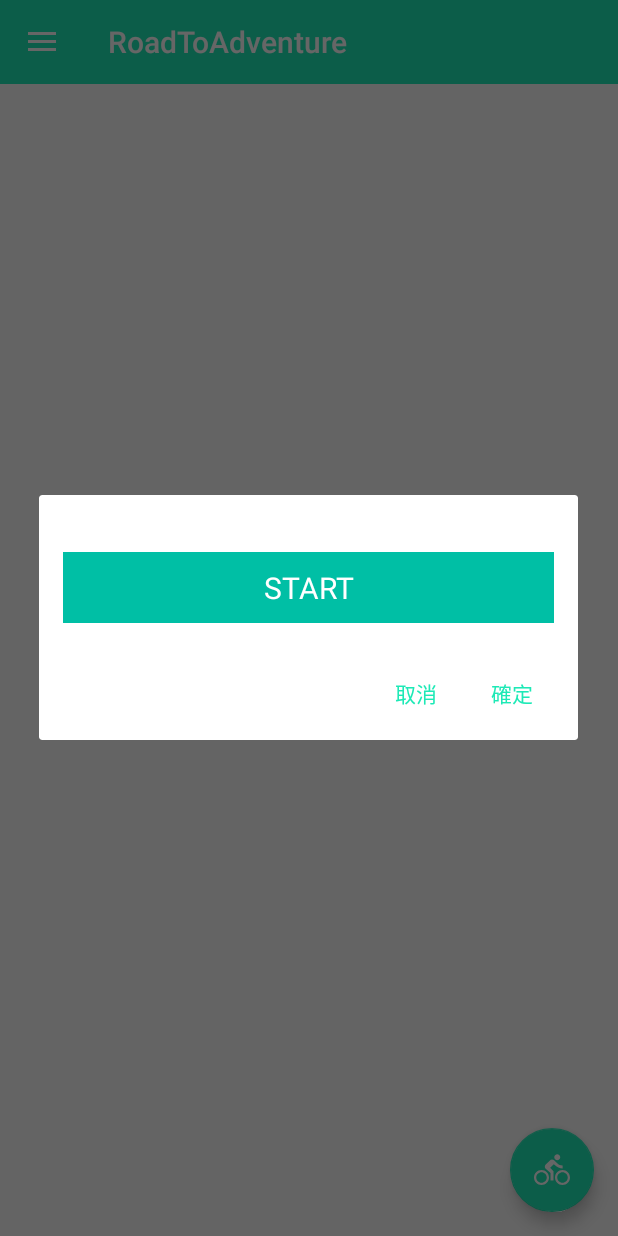
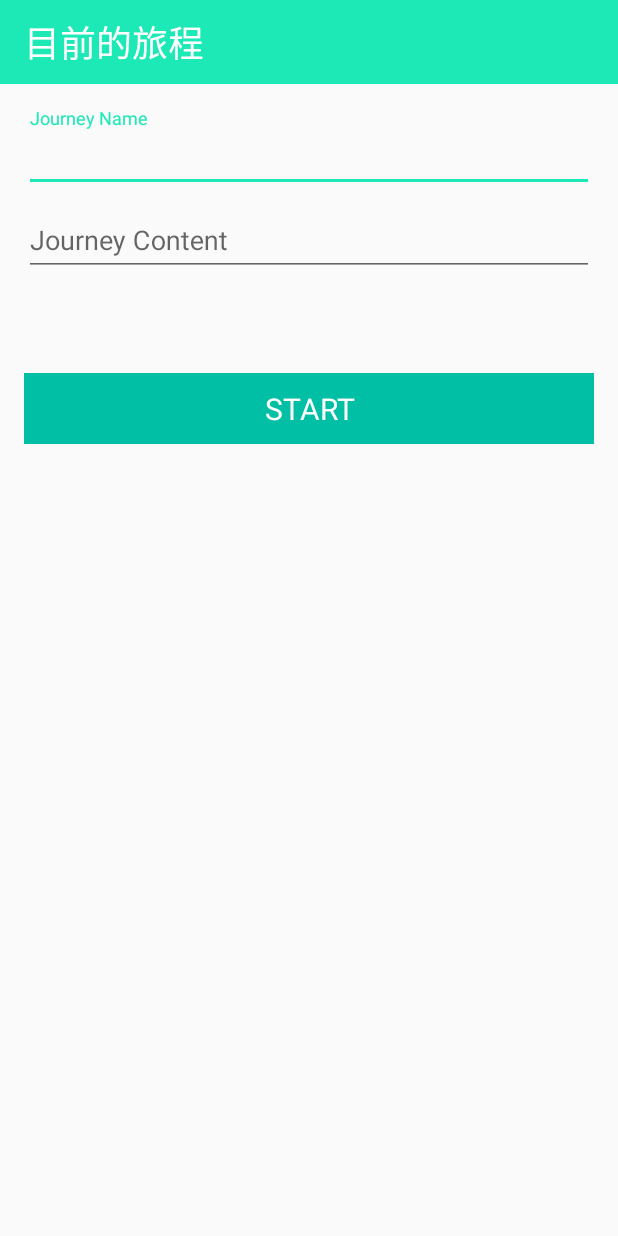
Before and after one commit to n1056722/Android-RoadToAdventure, an Android app: the MainActivity screen opened directly, with no data from a screen before it, after a tap on an icon or button, on a phone screen of 412 x 824 dp. Run offline under Robolectric (Android 15) with nearby library versions, the phone set to English and light mode, and no system bars; libraries missing offline, so code that uses them is left out: yalantis.com.sidemenu; plain views replace RevealFrameLayout; 2 statements that could not run were skipped.

Commit message:
add journey status , record

```diff
--- a/app/build.gradle
+++ b/app/build.gradle
@@ -33,5 +33,4 @@ dependencies {
     compile 'com.github.PhilJay:MPAndroidChart:v3.0.1'
     compile 'com.github.yalantis:Side-Menu.Android:1.0.1'
     compile 'com.github.ozodrukh:CircularReveal:1.0.4'
-    compile 'com.android.support.constraint:constraint-layout:1.0.1'
 }
--- a/app/src/main/AndroidManifest.xml
+++ b/app/src/main/AndroidManifest.xml
@@ -34,7 +34,8 @@
         <activity android:name=".activity.SelectDistanceMapActivity" />
         <activity android:name=".activity.MainActivity" />
         <activity android:name=".activity.LoginActivity" />
-        <activity android:name=".activity.JourneyListActivity"></activity>
+        <activity android:name=".activity.JourneyListActivity" />
+        <activity android:name=".activity.JourneyStatusActivity"></activity>
     </application>
 
 </manifest>
--- /dev/null
+++ b/app/src/main/java/ya/haojun/roadtoadventure/activity/JourneyStatusActivity.java
@@ -0,0 +1,124 @@
+package ya.haojun.roadtoadventure.activity;
+
+import android.os.Handler;
+import android.os.Message;
+import android.support.v7.app.AppCompatActivity;
+import android.os.Bundle;
+import android.view.View;
+import android.widget.EditText;
+import android.widget.TextView;
+
+import ya.haojun.roadtoadventure.R;
+import ya.haojun.roadtoadventure.helper.TimeHelper;
+import ya.haojun.roadtoadventure.model.JourneyModel;
+import ya.haojun.roadtoadventure.sqlite.DAOJourney;
+
+public class JourneyStatusActivity extends CommonActivity implements View.OnClickListener {
+
+    // ui
+    private EditText et_name, et_content;
+    private TextView tv_time, tv_start_stop;
+
+    @Override
+    protected void onCreate(Bundle savedInstanceState) {
+        super.onCreate(savedInstanceState);
+        setContentView(R.layout.activity_journey_status);
+        // ui reference
+        et_name = (EditText) findViewById(R.id.et_journey_status_name);
+        et_content = (EditText) findViewById(R.id.et_journey_status_content);
+        tv_time = (TextView) findViewById(R.id.tv_journey_status_time);
+        tv_start_stop = (TextView) findViewById(R.id.tv_journey_status_start_stop);
+        // listener
+        tv_start_stop.setOnClickListener(this);
+        // init
+        init();
+    }
+
+    private void init() {
+        if (isRunning()) {
+            // set text
+            DAOJourney daoJourney = new DAOJourney(this);
+            JourneyModel jm = daoJourney.getLast();
+            tv_start_stop.setText("STOP");
+            et_name.setText(jm.getJourneyName());
+            et_content.setText(jm.getJourneyContent());
+            // refresh time
+            startRefresh();
+            Message msg = new Message();
+            msg.obj = jm.getStartTime();
+            handler.sendMessage(msg);
+        }
+    }
+
+    private boolean isRunning() {
+        DAOJourney daoJourney = new DAOJourney(this);
+        return daoJourney.getCount() != 0 && daoJourney.getLast().getStopTime().isEmpty();
+    }
+
+    private static final int UPDATE_TIME = 1000;
+    private boolean refreshing;
+
+    private Handler handler = new Handler() {
+        @Override
+        public void handleMessage(Message msg) {
+            super.handleMessage(msg);
+            String startTime = (String) msg.obj;
+            tv_time.setText(TimeHelper.gap(startTime, TimeHelper.now()));
+            if (refreshing) {
+                Message msg_new = new Message();
+                msg_new.obj = startTime;
+                handler.sendMessageDelayed(msg_new, UPDATE_TIME);
+            }
+
+        }
+    };
+
+    private void startRefresh() {
+        refreshing = true;
+    }
+
+    private void stopRefresh() {
+        refreshing = false;
+    }
+
+    @Override
+    public void onClick(View v) {
+        switch (v.getId()) {
+            case R.id.tv_journey_status_start_stop:
+                if (isRunning()) {
+                    // stop refresh
+                    stopRefresh();
+                    // update model
+                    DAOJourney daoJourney = new DAOJourney(this);
+                    JourneyModel jm = daoJourney.getLast();
+                    jm.setStopTime(TimeHelper.now());
+                    if (daoJourney.update(jm)) {
+                        openActivity(JourneyListActivity.class);
+                        finish();
+                    }
+                } else {
+                    String name = et_name.getText().toString();
+                    String content = et_name.getText().toString();
+                    if (name.isEmpty() || content.isEmpty()) return;
+                    // create model
+                    JourneyModel jm = new JourneyModel();
+                    jm.setJourneyName(name);
+                    jm.setJourneyContent(content);
+                    jm.setStartTime(TimeHelper.now());
+                    jm.setStopTime("");
+                    // insert
+                    if (new DAOJourney(this).insert(jm)) {
+                        et_name.setEnabled(false);
+                        et_content.setEnabled(false);
+                        // refresh view
+                        refreshing = true;
+                        Message msg = new Message();
+                        msg.obj = jm.getStartTime();
+                        handler.sendMessage(msg);
+                    }
+                }
+
+                break;
+        }
+    }
+}
--- a/app/src/main/java/ya/haojun/roadtoadventure/activity/MainActivity.java
+++ b/app/src/main/java/ya/haojun/roadtoadventure/activity/MainActivity.java
@@ -130,12 +130,19 @@ public class MainActivity extends CommonActivity implements ViewAnimator.ViewAni
             case MenuItem.CLOSE:
                 break;
             case MenuItem.PERSONAL:
-                final String[] items = {"選一段路程"};
+                final String[] items = {"選一段路程", "我的路程紀錄"};
                 new AlertDialog.Builder(this)
                         .setItems(items, new DialogInterface.OnClickListener() {
                             @Override
                             public void onClick(DialogInterface dialog, int which) {
-                                openActivityForResult(SelectDistanceMapActivity.class, REQUEST_SELECT_DISTANCE);
+                                switch (which) {
+                                    case 0:
+                                        openActivityForResult(SelectDistanceMapActivity.class, REQUEST_SELECT_DISTANCE);
+                                        break;
+                                    case 1:
+                                        openActivity(JourneyListActivity.class);
+                                        break;
+                                }
                             }
                         })
                         .show();
--- a/app/src/main/java/ya/haojun/roadtoadventure/adapter/JourneyListAdapter.java
+++ b/app/src/main/java/ya/haojun/roadtoadventure/adapter/JourneyListAdapter.java
@@ -49,16 +49,22 @@ public class JourneyListAdapter extends CommonBaseAdapter {
         }
         final JourneyModel item = (JourneyModel) getItem(position);
         // set text
+        tag.name.setText(item.getJourneyName());
+        tag.content.setText(item.getJourneyContent());
         tag.startTime.setText(item.getStartTime());
         tag.stopTime.setText(item.getStopTime());
         return v;
     }
 
     private class ViewHolder {
+        TextView name;
+        TextView content;
         TextView startTime;
         TextView stopTime;
 
         ViewHolder(View v) {
+            name = (TextView) v.findViewById(R.id.tv_item_list_journey_name);
+            content = (TextView) v.findViewById(R.id.tv_item_list_journey_content);
             startTime = (TextView) v.findViewById(R.id.tv_item_list_journey_start_time);
             stopTime = (TextView) v.findViewById(R.id.tv_item_list_journey_stop_time);
         }
--- a/app/src/main/java/ya/haojun/roadtoadventure/fragment/MainFragment.java
+++ b/app/src/main/java/ya/haojun/roadtoadventure/fragment/MainFragment.java
@@ -32,6 +32,7 @@ import retrofit2.Callback;
 import retrofit2.Response;
 import ya.haojun.roadtoadventure.R;
 import ya.haojun.roadtoadventure.activity.JourneyListActivity;
+import ya.haojun.roadtoadventure.activity.JourneyStatusActivity;
 import ya.haojun.roadtoadventure.api.GoogleMapService;
 import ya.haojun.roadtoadventure.helper.GoogleMapHelper;
 import ya.haojun.roadtoadventure.helper.TimeHelper;
@@ -223,39 +224,40 @@ public class MainFragment extends CommonFragment implements OnMapReadyCallback,
     public void onClick(View v) {
         switch (v.getId()) {
             case R.id.fab_main_bike:
-                View view = getActivity().getLayoutInflater().inflate(R.layout.dialog_main_bike, null);
-                TextView tv_information = (TextView) view.findViewById(R.id.tv_dialog_main_bike_information);
-                TextView tv_start_stop = (TextView) view.findViewById(R.id.tv_dialog_main_bike_start_stop);
-                // show information
-                if (checkStart()) {
-                    tv_start_stop.setText("START");
-                } else {
-                    tv_start_stop.setText("STOP");
-                    JourneyModel jm = new DAOJourney(getMyActivity()).getLast();
-                    StringBuilder sb = new StringBuilder();
-                    sb.append("StartTime : ").append(jm.getStartTime()).append("\n");
-                    sb.append("StopTime : ").append(jm.getStopTime()).append("\n");
-                    int count = new DAOLocationRecord(getMyActivity()).getCount(jm.getStartTime(), TimeHelper.now());
-                    sb.append("Count : ").append(count);
-                    tv_information.setText(sb);
-                }
-                // listener
-                tv_start_stop.setOnClickListener(new View.OnClickListener() {
-                    @Override
-                    public void onClick(View v) {
-                        String time = TimeHelper.now();
-                        if (checkStart()) { // do start
-                            new DAOJourney(getMyActivity()).insert(new JourneyModel(time, ""));
-                        } else { // do stop
-                            JourneyModel jm = new DAOJourney(getMyActivity()).getLast();
-                            jm.setStopTime(time);
-                            new DAOJourney(getMyActivity()).update(jm);
-                            openActivity(JourneyListActivity.class);
-                        }
-                        ad.dismiss();
-                    }
-                });
-                ad = alertWithView(view, null, null);
+//                View view = getActivity().getLayoutInflater().inflate(R.layout.dialog_main_bike, null);
+//                TextView tv_information = (TextView) view.findViewById(R.id.tv_dialog_main_bike_information);
+//                TextView tv_start_stop = (TextView) view.findViewById(R.id.tv_dialog_main_bike_start_stop);
+//                // show information
+//                if (checkStart()) {
+//                    tv_start_stop.setText("START");
+//                } else {
+//                    tv_start_stop.setText("STOP");
+//                    JourneyModel jm = new DAOJourney(getMyActivity()).getLast();
+//                    StringBuilder sb = new StringBuilder();
+//                    sb.append("StartTime : ").append(jm.getStartTime()).append("\n");
+//                    sb.append("StopTime : ").append(jm.getStopTime()).append("\n");
+//                    int count = new DAOLocationRecord(getMyActivity()).getCount(jm.getStartTime(), TimeHelper.now());
+//                    sb.append("Count : ").append(count);
+//                    tv_information.setText(sb);
+//                }
+//                // listener
+//                tv_start_stop.setOnClickListener(new View.OnClickListener() {
+//                    @Override
+//                    public void onClick(View v) {
+//                        String time = TimeHelper.now();
+//                        if (checkStart()) { // do start
+//                            new DAOJourney(getMyActivity()).insert(new JourneyModel(time, ""));
+//                        } else { // do stop
+//                            JourneyModel jm = new DAOJourney(getMyActivity()).getLast();
+//                            jm.setStopTime(time);
+//                            new DAOJourney(getMyActivity()).update(jm);
+//                            openActivity(JourneyListActivity.class);
+//                        }
+//                        ad.dismiss();
+//                    }
+//                });
+//                ad = alertWithView(view, null, null);
+                openActivity(JourneyStatusActivity.class);
                 break;
         }
     }
--- a/app/src/main/java/ya/haojun/roadtoadventure/sqlite/DAOLocationRecord.java
+++ b/app/src/main/java/ya/haojun/roadtoadventure/sqlite/DAOLocationRecord.java
@@ -11,9 +11,6 @@ import java.util.List;
 import ya.haojun.roadtoadventure.model.LocationRecordModel;
 
 
-/**
- * Created by asus on 2016/5/8.
- */
 public class DAOLocationRecord {
     // table name
     public static final String TABLENAME = "LocationRecord";
--- a/app/src/main/java/ya/haojun/roadtoadventure/sqlite/SQLiteHelper.java
+++ b/app/src/main/java/ya/haojun/roadtoadventure/sqlite/SQLiteHelper.java
@@ -4,15 +4,12 @@ import android.content.Context;
 import android.database.sqlite.SQLiteDatabase;
 import android.database.sqlite.SQLiteOpenHelper;
 
-/**
- * Created by asus on 2016/5/8.
- */
 public class SQLiteHelper extends SQLiteOpenHelper {
 
     // database name
     public static final String DATABASE_NAME = "timer.db";
     // version
-    public static final int VERSION = 2;
+    public static final int VERSION = 3;
     // database object
     private static SQLiteDatabase database;
 
--- /dev/null
+++ b/app/src/main/res/layout/activity_journey_status.xml
@@ -0,0 +1,72 @@
+<?xml version="1.0" encoding="utf-8"?>
+<LinearLayout xmlns:android="http://schemas.android.com/apk/res/android"
+    xmlns:app="http://schemas.android.com/apk/res-auto"
+    android:layout_width="match_parent"
+    android:layout_height="match_parent"
+    android:orientation="vertical">
+
+    <android.support.v7.widget.Toolbar
+        android:layout_width="match_parent"
+        android:layout_height="wrap_content"
+        android:background="?attr/colorPrimary"
+        android:minHeight="?attr/actionBarSize">
+
+        <RelativeLayout
+            android:layout_width="match_parent"
+            android:layout_height="match_parent">
+
+            <TextView
+                android:layout_width="wrap_content"
+                android:layout_height="wrap_content"
+                android:layout_centerVertical="true"
+                android:text="目前的旅程"
+                android:textColor="#FFF"
+                android:textSize="24sp" />
+        </RelativeLayout>
+    </android.support.v7.widget.Toolbar>
+
+    <LinearLayout
+        android:layout_width="match_parent"
+        android:layout_height="wrap_content"
+        android:orientation="vertical"
+        android:padding="16dp">
+
+        <android.support.design.widget.TextInputLayout
+            android:layout_width="match_parent"
+            android:layout_height="wrap_content">
+
+            <EditText
+                android:id="@+id/et_journey_status_name"
+                android:layout_width="match_parent"
+                android:layout_height="wrap_content"
+                android:hint="Journey Name" />
+        </android.support.design.widget.TextInputLayout>
+
+        <android.support.design.widget.TextInputLayout
+            android:layout_width="match_parent"
+            android:layout_height="wrap_content">
+
+            <EditText
+                android:id="@+id/et_journey_status_content"
+                android:layout_width="match_parent"
+                android:layout_height="wrap_content"
+                android:hint="Journey Content" />
+        </android.support.design.widget.TextInputLayout>
+
+        <TextView
+            android:id="@+id/tv_journey_status_time"
+            android:layout_width="match_parent"
+            android:layout_height="wrap_content"
+            android:layout_marginTop="16dp"
+            android:textColor="#000"
+            android:textSize="24sp" />
+
+        <TextView
+            android:id="@+id/tv_journey_status_start_stop"
+            style="@style/AppTheme.TextView"
+            android:layout_width="match_parent"
+            android:layout_height="wrap_content"
+            android:layout_marginTop="16dp"
+            android:text="START" />
+    </LinearLayout>
+</LinearLayout>
```
Also changed, not shown: app/src/main/java/ya/haojun/roadtoadventure/helper/TimeHelper.java (+18 -3 lines), app/src/main/java/ya/haojun/roadtoadventure/model/JourneyModel.java (+18 -0 lines), app/src/main/java/ya/haojun/roadtoadventure/sqlite/DAOJourney.java (+12 -7 lines), app/src/main/res/layout/item_list_journey.xml (+9 -0 lines).
